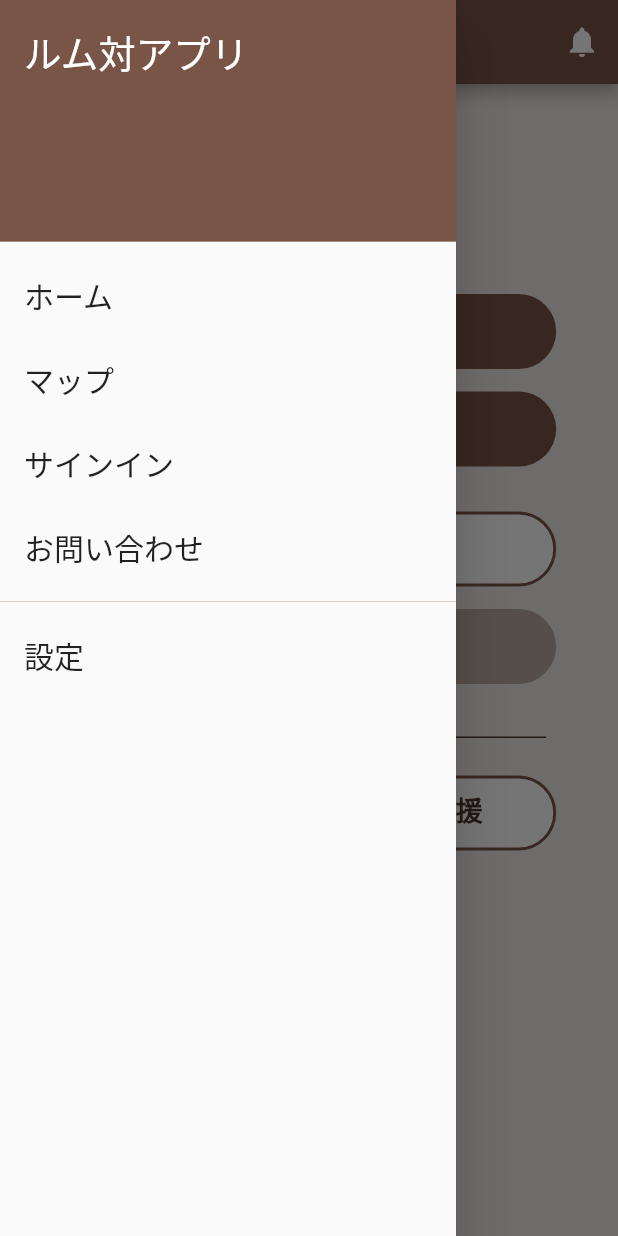
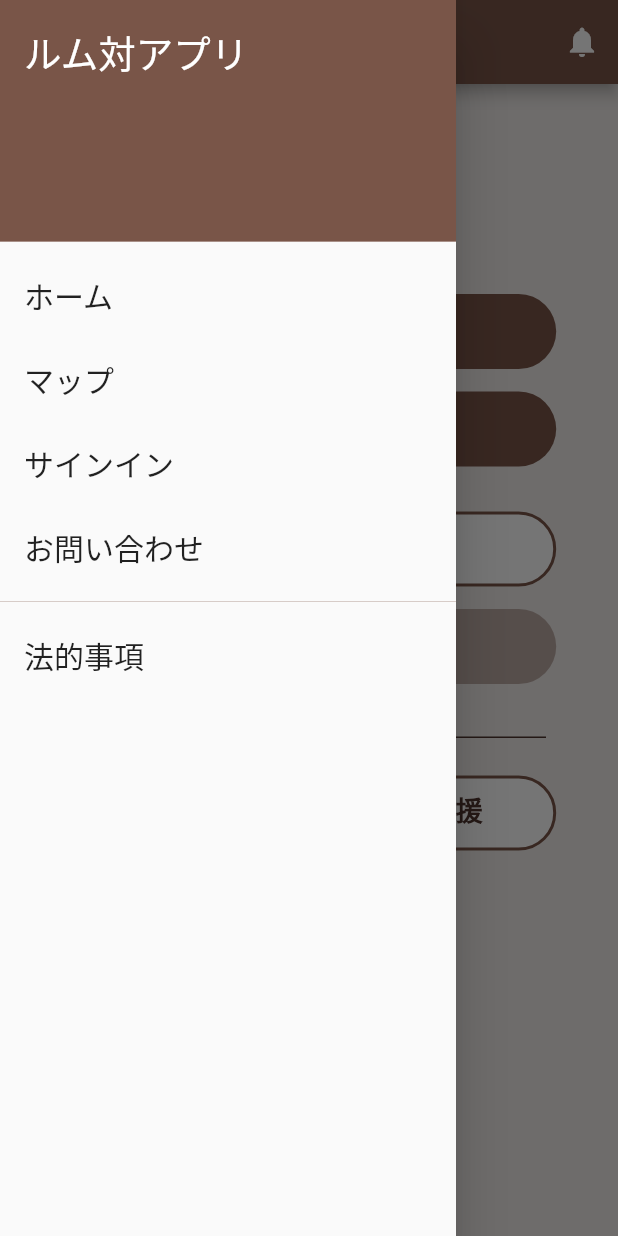
Before and after one commit to pe-tanman/rumutai_app, a Flutter app: the screen it shows after launch, with the side drawer open, on a phone screen of 412 x 824 dp. Run offline on Flutter 3.47's test engine with Material 2 defaults, Android fonts, the phone set to English and light mode, and no system bars; our stand-ins replace cloud_firestore, firebase_core, firebase_database, firebase_messaging, flutter_local_notifications, font_awesome_flutter and 3 more; missing offline and left inert: flutter_picker; accounts and stored records are empty.

```diff
--- a/lib/main.dart
+++ b/lib/main.dart
@@ -2,6 +2,7 @@ import 'package:flutter/material.dart';
 import 'package:provider/provider.dart';
 
 import 'package:firebase_core/firebase_core.dart';
+import 'package:rumutai_app/screens/staff/timeline_screen.dart';
 import 'firebase_options.dart';
 import 'package:firebase_messaging/firebase_messaging.dart';
 import 'package:flutter_local_notifications/flutter_local_notifications.dart';
@@ -105,6 +106,7 @@ class MyApp extends StatelessWidget {
           colorScheme: ColorScheme.fromSwatch(primarySwatch: Colors.brown)
               .copyWith(secondary: Colors.indigoAccent),
         ),
+        themeMode: ThemeMode.system,
         initialRoute: HomeScreen.routeName,
         routes: {
           HomeScreen.routeName: (ctx) => const HomeScreen(),
@@ -134,6 +136,7 @@ class MyApp extends StatelessWidget {
           PickOmikujiScreen.routeName: (ctx) => const PickOmikujiScreen(),
           DrawOmikujiScreen.routeName: (ctx) => const DrawOmikujiScreen(),
           MakeOmikujiScreen.routeName: (ctx) => const MakeOmikujiScreen(),
+          TimelineScreen.routeName: (ctx) => const TimelineScreen(),
 
           //PredictScreen.routeName: (ctx) => const PredictScreen(),
         },
--- a/lib/screens/home_screen.dart
+++ b/lib/screens/home_screen.dart
@@ -17,6 +17,7 @@ import 'omikuji/pick_omikuji_screen.dart';
 
 import '../utilities/local_notification.dart';
 import '../widgets/main_drawer.dart';
+import "staff/timeline_screen.dart";
 
 final FlutterLocalNotificationsPlugin flnp = FlutterLocalNotificationsPlugin();
 
@@ -263,6 +264,7 @@ class _HomeScreenState extends State<HomeScreen> {
   @override
   Widget build(BuildContext context) {
     bool? isLoggedInAdmin = Provider.of<LocalData>(context).isLoggedInAdmin;
+    bool? isLoggedInStaff = Provider.of<LocalData>(context).isLoggedInRumutaiStaff;
     final double buttonWidth = MediaQuery.of(context).size.width * 4 / 5;
 
     return Scaffold(
@@ -362,47 +364,7 @@ class _HomeScreenState extends State<HomeScreen> {
                       ),
                     ],
                   ),
-                  /*
-                  const SizedBox(height: 15),
-                  Row(
-                    mainAxisAlignment: MainAxisAlignment.center,
-                    children: [
-                      _subButton(
-                        text: "おみくじ",
-                        icon: FontAwesomeIcons.wandMagicSparkles,
-                        iconSize: 18,
-                        width: buttonWidth / 2 - 5,
-                        onPressed: () {},
-                      ),
-                      const SizedBox(width: 10),
-                      _subButton(
-                        text: "表彰",
-                        icon: Icons.workspace_premium_outlined,
-                        width: buttonWidth / 2 - 5,
-                        onPressed: () {},
-                      ),
-                    ],
-                  ),
-                  const SizedBox(height: 15),
-                  Row(
-                    mainAxisAlignment: MainAxisAlignment.center,
-                    children: [
-                      _subButton(
-                        text: "クラス",
-                        icon: Icons.diversity_3_outlined,
-                        width: buttonWidth / 2 - 5,
-                        onPressed: () {},
-                      ),
-                      const SizedBox(width: 10),
-                      _subButton(
-                        text: "表彰",
-                        icon: Icons.workspace_premium_outlined,
-                        width: buttonWidth / 2 - 5,
-                        onPressed: () {},
-                      ),
-                    ],
-                  ),
-                  */
+
                   if (isLoggedInAdmin == true)
                     Column(
                       children: [
@@ -418,12 +380,36 @@ class _HomeScreenState extends State<HomeScreen> {
                         ),
                       ],
                     ),
-                ],
+
+                  if(isLoggedInStaff == true)
+                    Column(
+                      children: [
+                        const SizedBox(height: 25),
+                        _dividerWithText("スタッフ機能"),
+                        const SizedBox(height: 15),
+                        _tonalButton(
+                          text: "タイムライン",
+                          icon: Icons.view_timeline_outlined,
+                          width: buttonWidth,
+                          onPressed: () => Navigator.of(context)
+                              .pushNamed(TimelineScreen.routeName),
+                        ),
+                        const SizedBox(height: 15),
+                        _tonalButton(
+                          text: "ダッシュボード",
+                          icon: Icons.map,
+                          width: buttonWidth,
+                          onPressed: () => Navigator.of(context)
+                              .pushNamed(SendNotificationScreen.routeName),
+                        )
+                        ],
+                      ),
+                  ],
+                ),
               ),
             ),
           ),
         ),
-      ),
-    );
+      );
   }
 }
--- a/lib/screens/omikuji/make_omikuji_screen.dart
+++ b/lib/screens/omikuji/make_omikuji_screen.dart
@@ -1,6 +1,6 @@
 import 'package:flutter/material.dart';
+import 'package:cloud_firestore/cloud_firestore.dart';
 
-import 'package:cloud_firestore/cloud_firestore.dart';
 import 'pick_omikuji_screen.dart';
 
 enum OmikujiCategory {
--- a/lib/utilities/tournament_type_utilities.dart
+++ b/lib/utilities/tournament_type_utilities.dart
@@ -1,3 +1,4 @@
+
 enum TournamentType { four, five, six, seven }
 
 class TournamentTypeUtilities {
--- a/lib/widgets/main_drawer.dart
+++ b/lib/widgets/main_drawer.dart
@@ -42,7 +42,7 @@ class MainDrawer extends StatelessWidget {
         ),
         const Divider(),
         ListTile(
-          title: const Text("設定", style: TextStyle(fontSize: 20)),
+          title: const Text("法的事項", style: TextStyle(fontSize: 20)),
           onTap: () => Navigator.of(context).pushNamed(SettingScreen.routeName),
         ),
       ]),
--- a/lib/widgets/main_pop_up_menu.dart
+++ b/lib/widgets/main_pop_up_menu.dart
@@ -34,7 +34,7 @@ class MainPopUpMenu extends StatelessWidget {
         color: Colors.brown.shade50,
         onSelected: (selectedValue) {
           switch (selectedValue) {
-            case "設定":
+            case "法的事項":
               Navigator.of(context).pushNamed(SettingScreen.routeName);
               return;
             case "マップ":
@@ -50,8 +50,8 @@ class MainPopUpMenu extends StatelessWidget {
         position: PopupMenuPosition.under,
         itemBuilder: (BuildContext context) => <PopupMenuEntry>[
           PopupMenuItem(
-            value: "設定",
-            child: _popUpMenuChild(text: "設定", icon: Icons.settings_outlined),
+            value: "法的事項",
+            child: _popUpMenuChild(text: "法的事項", icon: Icons.settings_outlined),
           ),
           PopupMenuItem(
             value: "マップ",
--- a/pubspec.yaml
+++ b/pubspec.yaml
@@ -44,6 +44,7 @@ dependencies:
   timezone: ^0.9.1
   firebase_database: ^10.0.15
   font_awesome_flutter: ^10.4.0
+  flutter_picker: ^2.0.1
 
 
   # The following adds the Cupertino Icons font to your application.
```
Also changed, not shown: lib/screens/rumutai_staff_screen.dart (+90 -5 lines), lib/screens/staff/timeline_screen.dart (added, +138 -0 lines), lib/screens/staff/dashboard_screen.dart (added), pubspec.lock.
